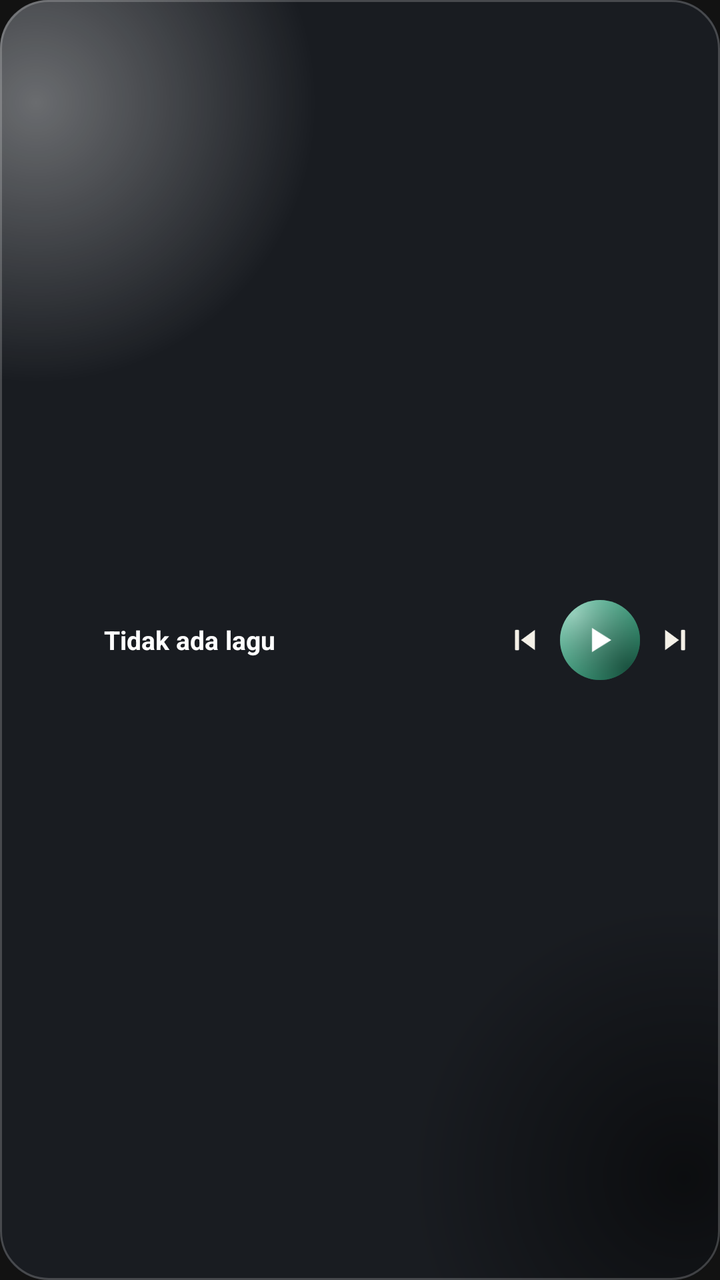
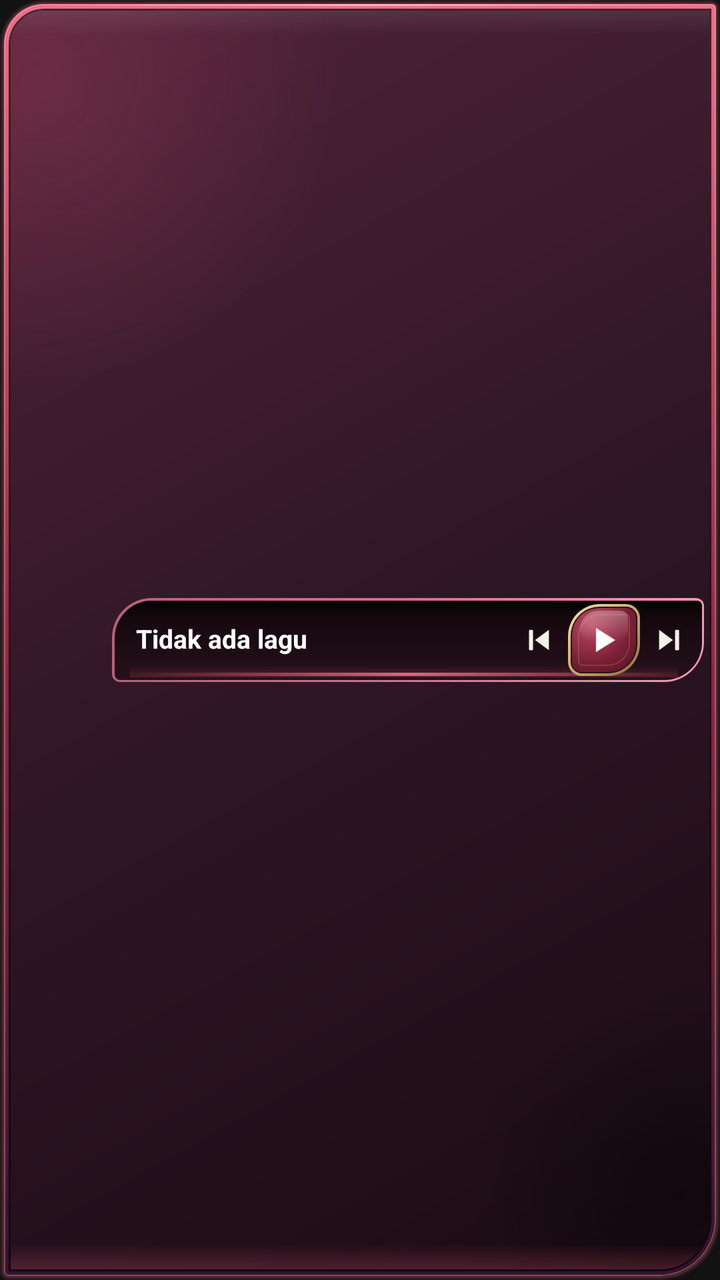

An Android layout rendered at two revisions. The XML below is the earlier revision; the diff shows what the commit changed to produce the second picture.
<!-- AndroidManifest.xml: application theme Theme.AudioPlayer -->
<!-- res/layout/widget_player_compact.xml -->
<?xml version="1.0" encoding="utf-8"?>
<LinearLayout xmlns:android="http://schemas.android.com/apk/res/android"
    android:id="@+id/widget_root"
    android:layout_width="match_parent"
    android:layout_height="match_parent"
    android:background="@drawable/widget_background"
    android:orientation="horizontal"
    android:gravity="center_vertical"
    android:padding="8dp">

    <ImageView
        android:id="@+id/widget_album_art"
        android:layout_width="36dp"
        android:layout_height="36dp"
        android:scaleType="centerCrop" />

    <TextView
        android:id="@+id/widget_title"
        android:layout_width="0dp"
        android:layout_height="wrap_content"
        android:layout_weight="1"
        android:layout_marginStart="8dp"
        android:textColor="#FFFFFF"
        android:textSize="13sp"
        android:textStyle="bold"
        android:maxLines="1"
        android:ellipsize="end"
        android:text="Tidak ada lagu" />

    <ImageButton
        android:id="@+id/widget_prev"
        android:layout_width="28dp"
        android:layout_height="28dp"
        android:layout_marginStart="4dp"
        android:padding="5dp"
        android:background="@android:color/transparent"
        android:scaleType="fitCenter"
        android:src="@drawable/ic_widget_previous"
        android:contentDescription="Sebelumnya" />

    <ImageButton
        android:id="@+id/widget_play_pause"
        android:layout_width="40dp"
        android:layout_height="40dp"
        android:layout_marginStart="4dp"
        android:padding="10dp"
        android:background="@drawable/widget_play_button_bg"
        android:scaleType="fitCenter"
        android:src="@drawable/ic_widget_play"
        android:contentDescription="Putar" />

    <ImageButton
        android:id="@+id/widget_next"
        android:layout_width="28dp"
        android:layout_height="28dp"
        android:layout_marginStart="4dp"
        android:padding="5dp"
        android:background="@android:color/transparent"
        android:scaleType="fitCenter"
        android:src="@drawable/ic_widget_next"
        android:contentDescription="Berikutnya" />

</LinearLayout>
<!-- resources referenced by this layout -->
<resources>
  <!-- drawable ic_widget_next: png bitmap (drawable, 1562 bytes) -->
  <!-- drawable ic_widget_play: png bitmap (drawable, 776 bytes) -->
  <!-- drawable ic_widget_previous: png bitmap (drawable, 1621 bytes) -->
  <!-- drawable widget_background (drawable) -->
  <?xml version="1.0" encoding="utf-8"?>
  <layer-list xmlns:android="http://schemas.android.com/apk/res/android">
      <item>
          <shape android:shape="rectangle">
              <solid android:color="#191C21" />
              <corners android:radius="24dp" />
          </shape>
      </item>
      <item>
          <shape android:shape="rectangle">
              <gradient
                  android:type="radial"
                  android:centerX="0.05"
                  android:centerY="0.08"
                  android:gradientRadius="140dp"
                  android:startColor="#59FFFFFF"
                  android:endColor="#00FFFFFF" />
              <corners android:radius="24dp" />
          </shape>
      </item>
      <item>
          <shape android:shape="rectangle">
              <gradient
                  android:type="radial"
                  android:centerX="0.95"
                  android:centerY="0.92"
                  android:gradientRadius="140dp"
                  android:startColor="#8C000000"
                  android:endColor="#00000000" />
              <corners android:radius="24dp" />
          </shape>
      </item>
      
      <item>
          <shape android:shape="rectangle">
              <stroke android:width="1dp" android:color="#33FFFFFF" />
              <corners android:radius="24dp" />
          </shape>
      </item>
  </layer-list>
  <!-- drawable widget_play_button_bg (drawable) -->
  <?xml version="1.0" encoding="utf-8"?>
  <layer-list xmlns:android="http://schemas.android.com/apk/res/android">
      <item>
          <shape android:shape="oval">
              <solid android:color="#2FA37C" />
          </shape>
      </item>
      <item>
          <shape android:shape="oval">
              <gradient
                  android:type="radial"
                  android:centerX="0.18"
                  android:centerY="0.18"
                  android:gradientRadius="40dp"
                  android:startColor="#80FFFFFF"
                  android:endColor="#00FFFFFF" />
          </shape>
      </item>
      <item>
          <shape android:shape="oval">
              <gradient
                  android:type="radial"
                  android:centerX="0.85"
                  android:centerY="0.85"
                  android:gradientRadius="40dp"
                  android:startColor="#80000000"
                  android:endColor="#00000000" />
          </shape>
      </item>
  </layer-list>
  <style name="Theme.AudioPlayer" parent="android:Theme.Material.NoActionBar">
          <item name="android:windowBackground">@color/black</item>
      </style>
  <color name="black">#FF121212</color>
</resources>

<!-- the commit's change to res/layout/widget_player_compact.xml (unified diff, before → after) -->
@@ -1,63 +1,113 @@
 <?xml version="1.0" encoding="utf-8"?>
-<LinearLayout xmlns:android="http://schemas.android.com/apk/res/android"
-    android:id="@+id/widget_root"
+<FrameLayout xmlns:android="http://schemas.android.com/apk/res/android"
+    android:id="@android:id/background"
     android:layout_width="match_parent"
     android:layout_height="match_parent"
-    android:background="@drawable/widget_background"
-    android:orientation="horizontal"
-    android:gravity="center_vertical"
-    android:padding="8dp">
+    android:clipToOutline="true">
 
-    <ImageView
-        android:id="@+id/widget_album_art"
-        android:layout_width="36dp"
-        android:layout_height="36dp"
-        android:scaleType="centerCrop" />
+    <LinearLayout
+        android:id="@+id/widget_root"
+        android:layout_width="match_parent"
+        android:layout_height="match_parent"
+        android:background="@drawable/widget_background_compact_dark"
+        android:orientation="horizontal"
+        android:gravity="center_vertical"
+        android:clipToPadding="false"
+        android:padding="8dp">
 
-    <TextView
-        android:id="@+id/widget_title"
-        android:layout_width="0dp"
-        android:layout_height="wrap_content"
-        android:layout_weight="1"
-        android:layout_marginStart="8dp"
-        android:textColor="#FFFFFF"
-        android:textSize="13sp"
-        android:textStyle="bold"
-        android:maxLines="1"
-        android:ellipsize="end"
-        android:text="Tidak ada lagu" />
+        <ImageView
+            android:id="@+id/widget_album_art"
+            android:layout_width="42dp"
+            android:layout_height="42dp"
+            android:scaleType="centerCrop" />
 
-    <ImageButton
-        android:id="@+id/widget_prev"
-        android:layout_width="28dp"
-        android:layout_height="28dp"
-        android:layout_marginStart="4dp"
-        android:padding="5dp"
-        android:background="@android:color/transparent"
-        android:scaleType="fitCenter"
-        android:src="@drawable/ic_widget_previous"
-        android:contentDescription="Sebelumnya" />
+        <LinearLayout
+            android:id="@+id/widget_well"
+            android:layout_width="0dp"
+            android:layout_height="42dp"
+            android:layout_weight="1"
+            android:layout_marginStart="6dp"
+            android:background="@drawable/widget_well"
+            android:orientation="horizontal"
+            android:gravity="center_vertical"
+            android:paddingStart="12dp"
+            android:paddingEnd="4dp">
 
-    <ImageButton
-        android:id="@+id/widget_play_pause"
-        android:layout_width="40dp"
-        android:layout_height="40dp"
-        android:layout_marginStart="4dp"
-        android:padding="10dp"
-        android:background="@drawable/widget_play_button_bg"
-        android:scaleType="fitCenter"
-        android:src="@drawable/ic_widget_play"
-        android:contentDescription="Putar" />
+            <FrameLayout
+                android:id="@+id/widget_title_viewport"
+                android:layout_width="0dp"
+                android:layout_height="wrap_content"
+                android:layout_weight="1">
 
-    <ImageButton
-        android:id="@+id/widget_next"
-        android:layout_width="28dp"
-        android:layout_height="28dp"
-        android:layout_marginStart="4dp"
-        android:padding="5dp"
-        android:background="@android:color/transparent"
-        android:scaleType="fitCenter"
-        android:src="@drawable/ic_widget_next"
-        android:contentDescription="Berikutnya" />
+                <TextView
+                    android:id="@+id/widget_title_static"
+                    android:layout_width="match_parent"
+                    android:layout_height="wrap_content"
+                    android:textColor="#FFFFFF"
+                    android:textSize="13sp"
+                    android:textStyle="bold"
+                    android:maxLines="1"
+                    android:includeFontPadding="false"
+                    android:ellipsize="end"
+                    android:text="Tidak ada lagu" />
 
-</LinearLayout>
+                <ViewFlipper
+                    android:id="@+id/widget_title_flipper"
+                    android:layout_width="match_parent"
+                    android:layout_height="wrap_content"
+                    android:inAnimation="@anim/widget_title_segment"
+                    android:visibility="gone">
+
+                    <TextView
+                        android:id="@+id/widget_title"
+                        android:layout_width="4000dp"
+                        android:layout_height="wrap_content"
+                        android:textColor="#FFFFFF"
+                        android:textSize="13sp"
+                        android:textStyle="bold"
+                        android:maxLines="1"
+                        android:includeFontPadding="false"
+                        android:text="Tidak ada lagu" />
+
+                </ViewFlipper>
+
+            </FrameLayout>
+
+            <ImageButton
+                android:id="@+id/widget_prev"
+                android:layout_width="26dp"
+                android:layout_height="26dp"
+                android:layout_marginStart="2dp"
+                android:padding="4dp"
+                android:background="@android:color/transparent"
+                android:scaleType="fitCenter"
+                android:src="@drawable/ic_widget_previous"
+                android:contentDescription="Sebelumnya" />
+
+            <ImageButton
+                android:id="@+id/widget_play_pause"
+                android:layout_width="36dp"
+                android:layout_height="36dp"
+                android:layout_marginStart="2dp"
+                android:padding="8dp"
+                android:background="@drawable/widget_play_button_bg"
+                android:scaleType="fitCenter"
+                android:src="@drawable/ic_widget_play"
+                android:contentDescription="Putar" />
+
+            <ImageButton
+                android:id="@+id/widget_next"
+                android:layout_width="26dp"
+                android:layout_height="26dp"
+                android:layout_marginStart="2dp"
+                android:padding="4dp"
+                android:background="@android:color/transparent"
+                android:scaleType="fitCenter"
+                android:src="@drawable/ic_widget_next"
+                android:contentDescription="Berikutnya" />
+
+        </LinearLayout>
+
+    </LinearLayout>
+
+</FrameLayout>
<!-- resource entries referenced after the edit -->
@@ -3,78 +3,9 @@
   <!-- drawable ic_widget_next: png bitmap (drawable, 1562 bytes) -->
   <!-- drawable ic_widget_play: png bitmap (drawable, 776 bytes) -->
   <!-- drawable ic_widget_previous: png bitmap (drawable, 1621 bytes) -->
-  <!-- drawable widget_background (drawable) -->
-  <?xml version="1.0" encoding="utf-8"?>
-  <layer-list xmlns:android="http://schemas.android.com/apk/res/android">
-      <item>
-          <shape android:shape="rectangle">
-              <solid android:color="#191C21" />
-              <corners android:radius="24dp" />
-          </shape>
-      </item>
-      <item>
-          <shape android:shape="rectangle">
-              <gradient
-                  android:type="radial"
-                  android:centerX="0.05"
-                  android:centerY="0.08"
-                  android:gradientRadius="140dp"
-                  android:startColor="#59FFFFFF"
-                  android:endColor="#00FFFFFF" />
-              <corners android:radius="24dp" />
-          </shape>
-      </item>
-      <item>
-          <shape android:shape="rectangle">
-              <gradient
-                  android:type="radial"
-                  android:centerX="0.95"
-                  android:centerY="0.92"
-                  android:gradientRadius="140dp"
-                  android:startColor="#8C000000"
-                  android:endColor="#00000000" />
-              <corners android:radius="24dp" />
-          </shape>
-      </item>
-      
-      <item>
-          <shape android:shape="rectangle">
-              <stroke android:width="1dp" android:color="#33FFFFFF" />
-              <corners android:radius="24dp" />
-          </shape>
-      </item>
-  </layer-list>
-  <!-- drawable widget_play_button_bg (drawable) -->
-  <?xml version="1.0" encoding="utf-8"?>
-  <layer-list xmlns:android="http://schemas.android.com/apk/res/android">
-      <item>
-          <shape android:shape="oval">
-              <solid android:color="#2FA37C" />
-          </shape>
-      </item>
-      <item>
-          <shape android:shape="oval">
-              <gradient
-                  android:type="radial"
-                  android:centerX="0.18"
-                  android:centerY="0.18"
-                  android:gradientRadius="40dp"
-                  android:startColor="#80FFFFFF"
-                  android:endColor="#00FFFFFF" />
-          </shape>
-      </item>
-      <item>
-          <shape android:shape="oval">
-              <gradient
-                  android:type="radial"
-                  android:centerX="0.85"
-                  android:centerY="0.85"
-                  android:gradientRadius="40dp"
-                  android:startColor="#80000000"
-                  android:endColor="#00000000" />
-          </shape>
-      </item>
-  </layer-list>
+  <!-- drawable widget_background_compact_dark: vector/xml drawable (drawable, 5192 chars, omitted) -->
+  <!-- drawable widget_play_button_bg: vector/xml drawable (drawable, 6458 chars, omitted) -->
+  <!-- drawable widget_well: vector/xml drawable (drawable, 2155 chars, omitted) -->
   <style name="Theme.AudioPlayer" parent="android:Theme.Material.NoActionBar">
           <item name="android:windowBackground">@color/black</item>
       </style>
